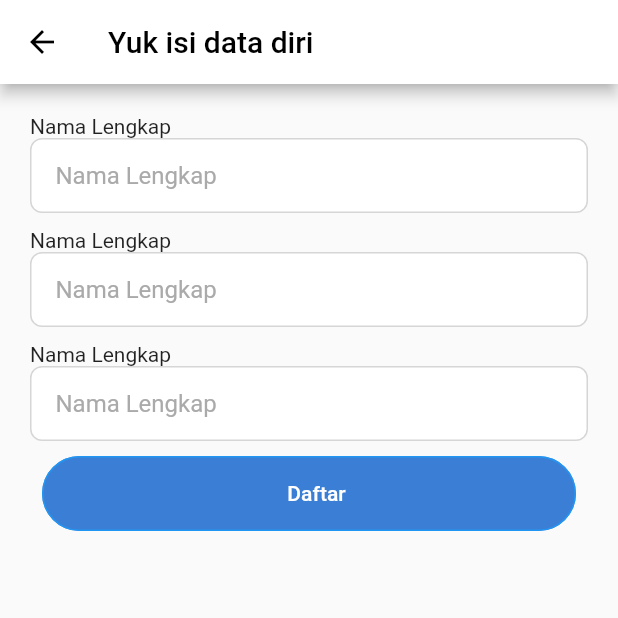
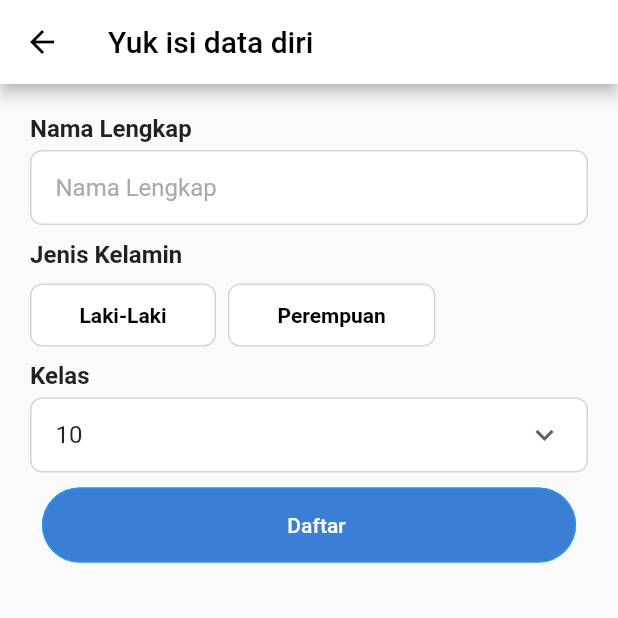
Before and after one commit to kimebmen/latihansoal, a Flutter app: the RegisterPage screen opened directly, on a phone screen of 412 x 824 dp, the top half of it. Run offline on Flutter 3.47's test engine with Material 2 defaults, Android fonts, the phone set to English and light mode, and no system bars.

Commit message:
editRegisterPage

```diff
--- a/lib/constant/r.dart
+++ b/lib/constant/r.dart
@@ -0,0 +1,8 @@
+
+import 'package:test1/constant/r/assets.dart';
+import 'package:test1/constant/r/colors.dart';
+
+class R {
+  static Assets assets = Assets();
+  static Colors colors = Colors();
+}
--- /dev/null
+++ b/lib/constant/r/assets.dart
@@ -0,0 +1,3 @@
+class Assets {
+  String icSplash = "assets/auth/ic_splash.png";
+}
--- /dev/null
+++ b/lib/constant/r/colors.dart
@@ -0,0 +1,5 @@
+import 'package:flutter/material.dart';
+
+class Colors {
+  Color primary = Color(0xff3A7FD5);
+}
--- a/lib/view/register_page.dart
+++ b/lib/view/register_page.dart
@@ -1,4 +1,5 @@
 import 'package:flutter/material.dart';
+import 'package:test1/constant/r.dart';
 
 class RegisterPage extends StatefulWidget {
   const RegisterPage({Key? key}) : super(key: key);
@@ -7,8 +8,22 @@ class RegisterPage extends StatefulWidget {
   State<RegisterPage> createState() => _RegisterPageState();
 }
 
+enum Gender { lakiLaki, perempuan }
+
 class _RegisterPageState extends State<RegisterPage> {
   TextEditingController nameController = TextEditingController();
+  List<String> classSlta = ["10", "11", "12", "Gap Year", "Umum"];
+  String? kelas = "10";
+  String? gender = "";
+
+  setGender(Gender type) {
+    if (type == Gender.lakiLaki) {
+      gender = "Laki-laki";
+    } else {
+      gender = "Perempuan";
+    }
+  }
+
   @override
   Widget build(BuildContext context) {
     return Scaffold(
@@ -23,8 +38,16 @@ class _RegisterPageState extends State<RegisterPage> {
       body: SingleChildScrollView(
         child: Padding(
           padding: const EdgeInsets.all(20.0),
-          child: Column(crossAxisAlignment: CrossAxisAlignment.start, children: [
-            Text("Nama Lengkap"),
+          child:
+              Column(crossAxisAlignment: CrossAxisAlignment.start, children: [
+            const Text(
+              "Nama Lengkap",
+              style: TextStyle(
+                fontSize: 16,
+                fontWeight: FontWeight.w600,
+              ),
+            ),
+            SizedBox(height: 5),
             Container(
               padding: const EdgeInsets.symmetric(
                 horizontal: 16,
@@ -36,8 +59,10 @@ class _RegisterPageState extends State<RegisterPage> {
                   color: const Color(0xFFD6D6D6),
                 ),
               ),
-              child: TextField(
-                controller: nameController,
+              height: 50,
+              child: const TextField(
+                // controller: nameController,
+                // enabled: false,
                 decoration: InputDecoration(
                   disabledBorder: InputBorder.none,
                   border: InputBorder.none,
@@ -48,62 +73,145 @@ class _RegisterPageState extends State<RegisterPage> {
                 ),
               ),
             ),
-            SizedBox(
-              height: 10,
+            SizedBox(height: 10),
+
+            //JK
+            Text(
+              "Jenis Kelamin",
+              style: TextStyle(
+                fontSize: 16,
+                fontWeight: FontWeight.w600,
               ),
-            Text("Nama Lengkap"),
+            ),
+            SizedBox(height: 10),
+            Row(
+              children: [
+                // Laki-laki
+                GestureDetector(
+                  onTap: () {
+                    setGender(Gender.lakiLaki);
+                  },
+                  child: Container(
+                    decoration: BoxDecoration(
+                      color: gender == "Laki-laki"
+                          ? R.colors.primary
+                          : Colors.white,
+                      border: Border.all(
+                        color: gender == "Laki-laki"
+                            ? R.colors.primary
+                            : Color(0XFFD6D6D6),
+                      ),
+                      borderRadius: BorderRadius.circular(8),
+                    ),
+                    padding: EdgeInsets.symmetric(
+                      horizontal: (32),
+                      vertical: (12),
+                    ),
+                    child: Text(
+                      "Laki-Laki",
+                      style: TextStyle(
+                        fontSize: 14,
+                        fontWeight: FontWeight.w600,
+                        color:
+                            gender == "Laki-laki" ? Colors.white : Colors.black,
+                      ),
+                    ),
+                  ),
+                ),
+                SizedBox(width: 8),
+
+                // Perempuan
+                GestureDetector(
+                  onTap: () {
+                    setGender(Gender.perempuan);
+                  },
+                  child: Container(
+                    decoration: BoxDecoration(
+                      color: gender == "Perempuan"
+                          ? R.colors.primary
+                          : Colors.white,
+                      border: Border.all(
+                        color: gender == "Perempuan"
+                            ? R.colors.primary
+                            : Color(0XFFD6D6D6),
+                      ),
+                      borderRadius: BorderRadius.circular(8),
+                    ),
+                    padding: EdgeInsets.symmetric(
+                      horizontal: (32),
+                      vertical: (12),
+                    ),
+                    child: Text(
+                      "Perempuan",
+                      style: TextStyle(
+                        fontSize: 14,
+                        fontWeight: FontWeight.w600,
+                        color:
+                            gender == "Perempuan" ? Colors.white : Colors.black,
+                      ),
+                    ),
+                  ),
+                ),
+              ],
+            ),
+
+            // Kelas
+            SizedBox(height: 10),
+            Column(
+              crossAxisAlignment: CrossAxisAlignment.start,
+              children: [
+                Text(
+                  "Kelas",
+                  style: TextStyle(
+                    fontSize: 16,
+                    fontWeight: FontWeight.w600,
+                  ),
+                ),
+                SizedBox(height: 5),
                 Container(
-              padding: const EdgeInsets.symmetric(
-                horizontal: 16,
+                  padding: EdgeInsets.symmetric(
+                    horizontal: (16),
+                    vertical: (5),
                   ),
                   decoration: BoxDecoration(
                     borderRadius: BorderRadius.circular(8),
                     color: Colors.white,
                     border: Border.all(
-                  color: const Color(0xFFD6D6D6),
+                      color: Color(0XFFD6D6D6),
                     ),
                   ),
-              child: TextField(
-                decoration: InputDecoration(
-                  disabledBorder: InputBorder.none,
-                  border: InputBorder.none,
-                  hintText: "Nama Lengkap",
-                  hintStyle: TextStyle(
+                  height: 50,
+                  child: DropdownButtonHideUnderline(
+                    child: DropdownButton<String>(
+                      icon: Icon(Icons.keyboard_arrow_down),
+                      isExpanded: true,
+                      hint: Text(
+                        "Pilih kelas",
+                        style: TextStyle(
                           color: Color(0XFFAAAAAA),
                         ),
                       ),
-              ),
-            ),
-            SizedBox(
-              height: 10,
-            ),
-            Text("Nama Lengkap"),
-            Container(
-              padding: const EdgeInsets.symmetric(
-                horizontal: 16,
-              ),
-              decoration: BoxDecoration(
-                borderRadius: BorderRadius.circular(8),
-                color: Colors.white,
-                border: Border.all(
-                  color: const Color(0xFFD6D6D6),
-                ),
-              ),
-              child: TextField(
-                decoration: InputDecoration(
-                  disabledBorder: InputBorder.none,
-                  border: InputBorder.none,
-                  hintText: "Nama Lengkap",
-                  hintStyle: TextStyle(
-                    color: Color(0XFFAAAAAA),
+                      items: classSlta
+                      .map((e) => DropdownMenuItem(
+                          child: Text(e),
+                          value: e,
+                        ))
+                      .toList(),
+                      value: kelas,
+                      onChanged: (String? val) {
+                        kelas = val;
+                        setState(() {});
+                        // validation();
+                      },
+
                     ),
                   ),
                 ),
-            ),
-            SizedBox(
-              height: 10,
+              ],
             ),
 
+            //Button
+            SizedBox(height: 10),
             Padding(
               padding: const EdgeInsets.symmetric(horizontal: 8.0),
               child: ElevatedButton(
```
Also changed, not shown: lib/constant/r/fonts.dart (added), lib/constant/r/strings.dart (added). Lines whose indentation alone changed are shown as unchanged.
